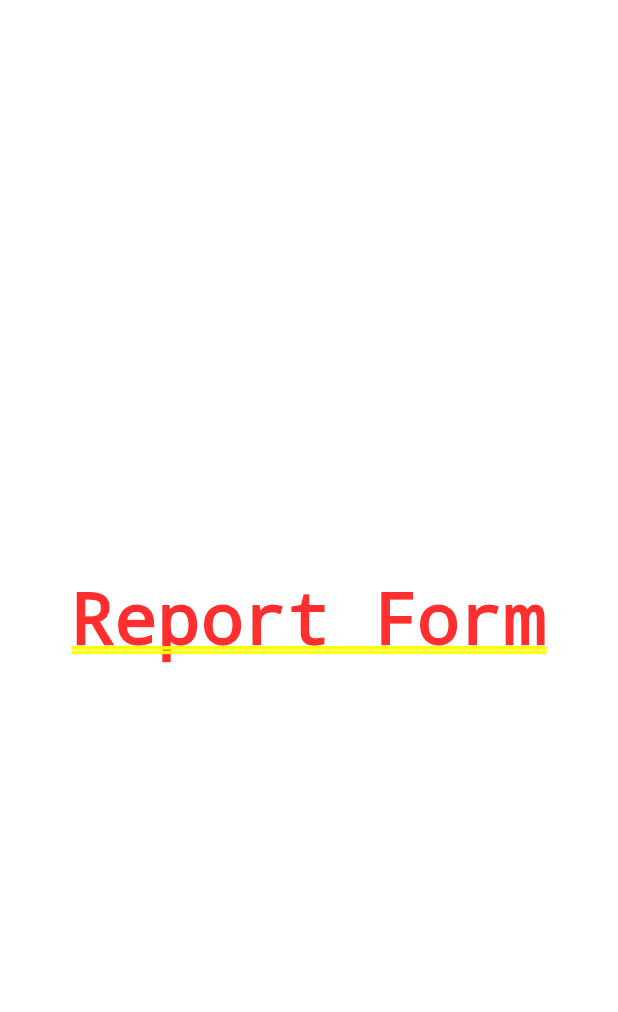
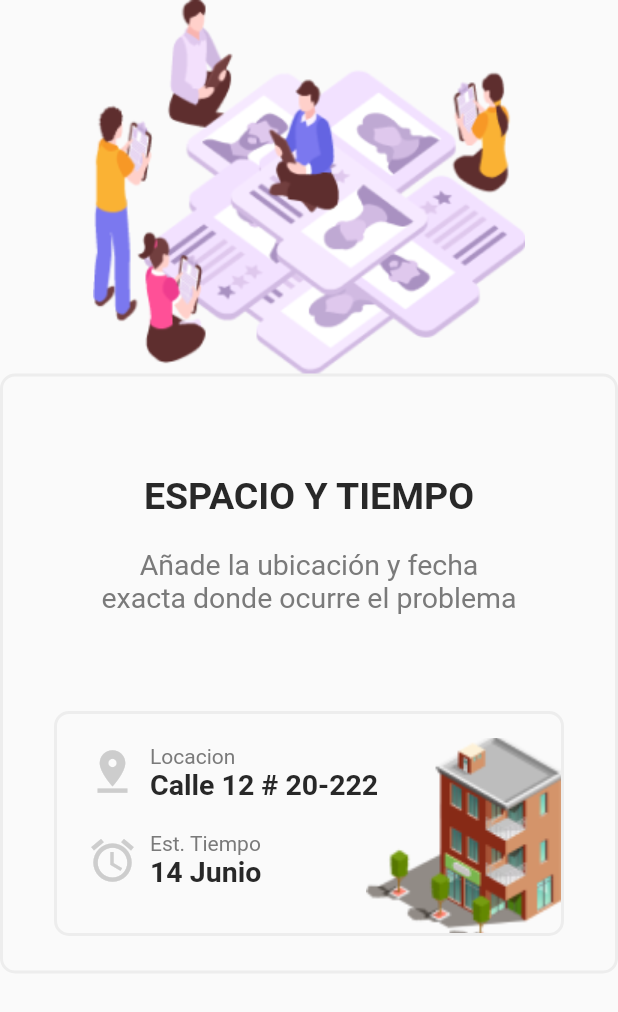
Before and after one commit to javiergcw/ciudapp, a Flutter app: the Dashboard screen opened by its route, after a tap on "Genera un reporte", on a phone screen of 412 x 824 dp. Shown: the top 1012 px of the screen. Run offline on Flutter 3.47's test engine with Material 2 defaults, Android fonts, the phone set to English and light mode, and no system bars; our stand-ins replace go_router.

Commit message:
View Report started

```diff
--- a/lib/core/res/assets.dart
+++ b/lib/core/res/assets.dart
@@ -15,4 +15,8 @@ abstract class Assets {
   static const String twitter = '$_images/twitter_icon.png';
   static const String mensWithTable = '$_images/mens_with_table.png';
   static const String happy = '$_images/happy.png';
+  static const String sProfile = '$_images/searchProfile.png';
+  static const String girls = '$_images/girls.png';
+  static const String wCurriculum = '$_images/watchCurriculum.png';
+  static const String building = '$_images/building.png';
 }
--- a/lib/core/res/colors.dart
+++ b/lib/core/res/colors.dart
@@ -9,6 +9,7 @@ abstract class UIColors {
   static const Color black = Color(0xFF282828);
   static const Color gray = Color(0xFFEDEDED);
   static const Color gray20 = Color(0xFF929292);
+  static const Color grayCD = Color(0xFFCDCDCD);
   static const Color gray7A = Color(0xFF7A7A7A);
   static const Color grayF2 = Color(0xFFF2F2F2);
 }
--- a/lib/presentation/habitant/screens/reportForm.dart
+++ b/lib/presentation/habitant/screens/reportForm.dart
@@ -1,12 +1,19 @@
 import 'package:flutter/material.dart';
+import 'package:uatciudapp/presentation/habitant/widgets/report/Photo.dart';
+import 'package:uatciudapp/presentation/habitant/widgets/report/location.dart';
 
 class ReportForm extends StatelessWidget {
   const ReportForm({Key? key}) : super(key: key);
 
   @override
   Widget build(BuildContext context) {
-    return const Center(
-      child: Text('Report Form'),
+    return Scaffold(
+      body: Column(
+        children: const [
+          Location()
+          //Photo(),
+        ],
+      ),
     );
   }
 }
--- /dev/null
+++ b/lib/presentation/habitant/widgets/RowInfo.dart
@@ -0,0 +1,71 @@
+import 'package:flutter/material.dart';
+import 'package:uatciudapp/core/res/res.dart';
+import 'package:uatciudapp/core/theme/styleFont.dart';
+
+class RowInfo extends StatelessWidget {
+  const RowInfo({Key? key}) : super(key: key);
+
+  @override
+  Widget build(BuildContext context) {
+    return Padding(
+      padding: const EdgeInsets.all(20),
+      child: Row(
+        children: [
+          Wrap(
+            direction: Axis.vertical,
+            spacing: 25,
+            children: const [
+              Icon(
+                Icons.pin_drop,
+                size: 34,
+                color: UIColors.grayCD,
+              ),
+              Icon(
+                Icons.alarm,
+                size: 34,
+                color: UIColors.grayCD,
+              ),
+            ],
+          ),
+          Padding(
+            padding: const EdgeInsets.symmetric(
+              horizontal: 8,
+            ),
+            child: Wrap(
+              direction: Axis.vertical,
+              children: [
+                Wrap(
+                  direction: Axis.vertical,
+                  children: const [
+                    Text(
+                      'Locacion',
+                      style: grayFourteen,
+                    ),
+                    Text(
+                      'Calle 12 # 20-222',
+                      style: blackNineteen,
+                    ),
+                  ],
+                ),
+                SizedBoxConst.gapH20,
+                Wrap(
+                  direction: Axis.vertical,
+                  children: const [
+                    Text(
+                      'Est. Tiempo',
+                      style: grayFourteen,
+                    ),
+                    Text(
+                      '14 Junio',
+                      style: blackNineteen,
+                    ),
+                  ],
+                ),
+              ],
+            ),
+          ),
+        ],
+      ),
+    );
+  }
+}
--- /dev/null
+++ b/lib/presentation/habitant/widgets/report/location.dart
@@ -0,0 +1,101 @@
+import 'package:flutter/material.dart';
+import 'package:uatciudapp/core/res/res.dart';
+import 'package:uatciudapp/core/theme/styleFont.dart';
+import 'package:uatciudapp/presentation/habitant/widgets/RowInfo.dart';
+
+class Location extends StatelessWidget {
+  const Location({Key? key}) : super(key: key);
+
+  @override
+  Widget build(BuildContext context) {
+    return Column(
+      children: [
+        const Image(
+          image: AssetImage(Assets.sProfile),
+        ),
+        containerLocation(),
+      ],
+    );
+  }
+}
+
+Widget containerLocation() {
+  return Container(
+    width: double.infinity,
+    height: 400,
+    decoration: BoxDecoration(
+      borderRadius: BorderRadius.circular(10),
+      border: Border.all(
+        color: UIColors.gray,
+        width: 2,
+      ),
+    ),
+    child: Column(
+      children: [
+        containerLocationLabel(),
+        ContainerData(),
+      ],
+    ),
+  );
+}
+
+Widget containerLocationLabel() {
+  return Padding(
+    padding: const EdgeInsets.all(65),
+    child: Column(
+      crossAxisAlignment: CrossAxisAlignment.center,
+      children: const [
+        Text(
+          'ESPACIO Y TIEMPO',
+          style: blackTwentyFiveBold,
+          textAlign: TextAlign.center,
+        ),
+        SizedBoxConst.gapH20,
+        Text(
+          'Añade la ubicación y fecha exacta donde ocurre el problema',
+          style: grayEighteen,
+          textAlign: TextAlign.center,
+        ),
+      ],
+    ),
+  );
+}
+
+Widget ContainerData() {
+  return Stack(
+    children: [
+      Column(
+        children: [
+          Container(
+            width: 340,
+            height: 150,
+            decoration: BoxDecoration(
+              borderRadius: BorderRadius.circular(10),
+              border: Border.all(
+                color: UIColors.gray,
+                width: 2,
+              ),
+            ),
+            child: Stack(
+              children: [
+                const RowInfo(),
+                Positioned(
+                  bottom: 0,
+                  right: 0,
+                  child: Container(
+                    height: 130,
+                    width: 130,
+                    child: const Image(
+                      image: AssetImage(Assets.building),
+                      fit: BoxFit.cover,
+                    ),
+                  ),
+                ),
+              ],
+            ),
+          ),
+        ],
+      ),
+    ],
+  );
+}
```
Also changed, not shown: lib/core/theme/styleFont.dart (+7 -1 lines), lib/presentation/habitant/widgets/report/Photo.dart (added, +114 -0 lines), assets/images/building.png (added), assets/images/girls.png (added), assets/images/searchProfile.png (added), assets/images/watchCurriculum.png (added).
